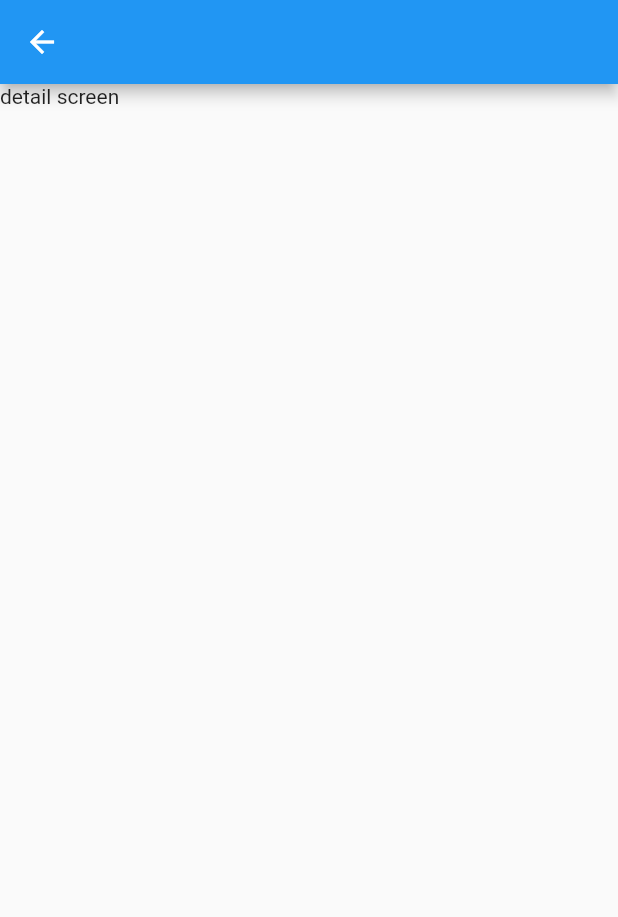
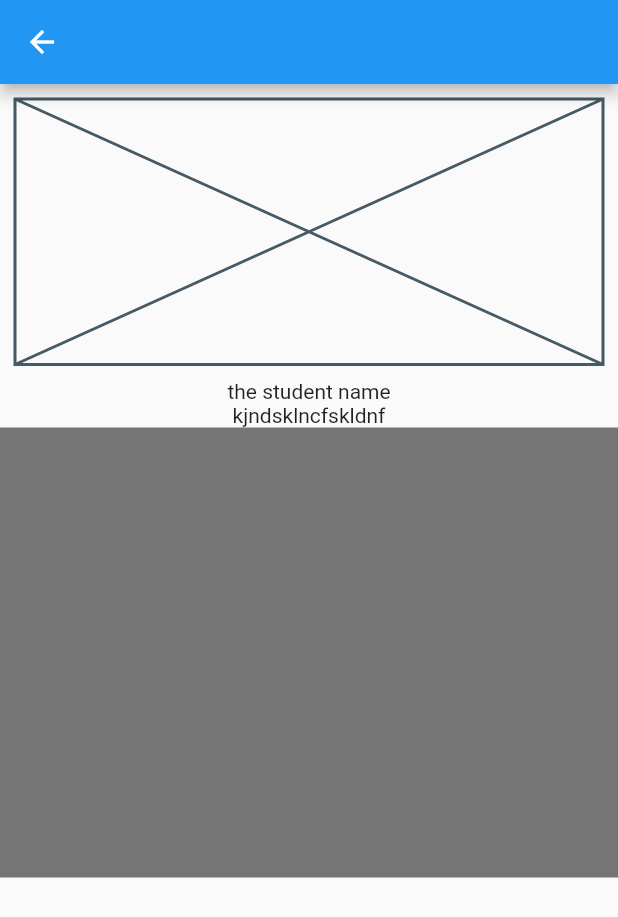
Before and after one commit to BrwaCs/week4, a Flutter app: the Detailscreen screen opened directly, on a phone screen of 412 x 824 dp. Shown: the top 917 px of the screen. Run offline on Flutter 3.47's test engine with Material 2 defaults, Android fonts, the phone set to English and light mode, and no system bars; network calls fail.

Commit message:
list details

```diff
--- a/lib/src/screens/details_screen_view.dart
+++ b/lib/src/screens/details_screen_view.dart
@@ -9,7 +9,67 @@ class Detailscreen extends StatelessWidget {
   Widget build(BuildContext context) {
     return Scaffold(
       appBar: AppBar(),
-      body: SafeArea(child: Text("detail screen"))
+      body: Column(
+        children: [
+          Row(
+            mainAxisAlignment:MainAxisAlignment.center,
+            crossAxisAlignment:CrossAxisAlignment.center,
+            children: [
+
+              Expanded(
+                child: Container(
+                  padding: EdgeInsets.all(10),
+                  alignment: Alignment.center,
+                  height:197,
+                  width:229,
+                  child: Placeholder(),
+
+                ),
+              ),
+            ],
+          ),
+          Row(
+            mainAxisAlignment:MainAxisAlignment.center,
+            children: [
+              Expanded(
+                child: Container(
+                  alignment: Alignment.center,
+                  child: Text("the student name"),
+                ),
+              ),
+            ],
+          ),
+          Row(
+            mainAxisAlignment:MainAxisAlignment.center,
+            children: [
+              Expanded(
+                child: Container(
+                  alignment:Alignment.center,
+
+                  child: Text("kjndsklncfskldnf")
+                ),
+              ),
+            ],
+          ),
+          Row(
+
+            children: [
+              Expanded(
+                child: Container(
+
+                  height:300,
+                  width:300,
+                  color: Colors.grey[600],
+
+
+                ),
+              ),
+            ],
+          )
+
+
+        ],
+      )
 
     );
   }
```
